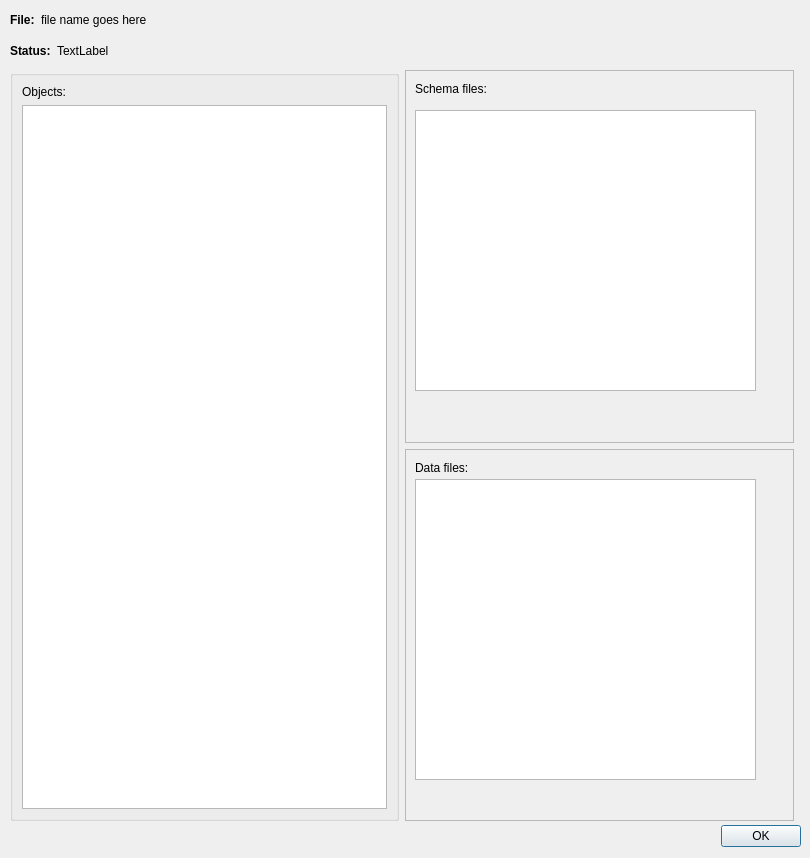
Above: ui/FileInfo.ui from DUNE-DAQ/dbe before the change. Below: the same form after it.
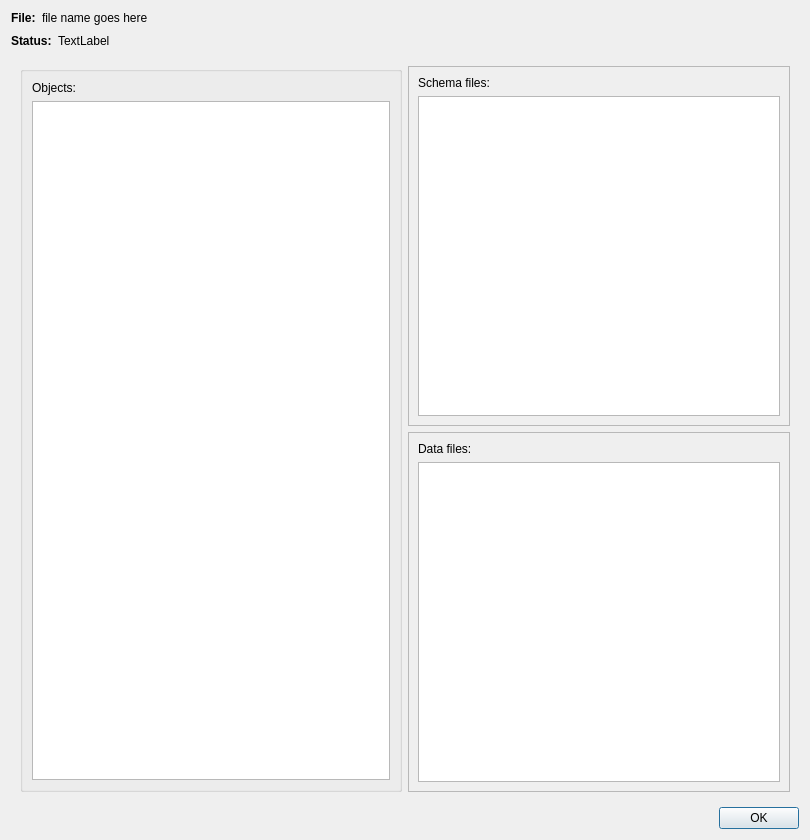
That is the form after the change.

Commit message: Make FileInfo a Widget rather than Dialog and make it resizable

Diff of the .ui file:
```diff
--- a/ui/FileInfo.ui
+++ b/ui/FileInfo.ui
@@ -7,36 +7,96 @@
     <x>0</x>
     <y>0</y>
     <width>810</width>
-    <height>858</height>
+    <height>840</height>
    </rect>
   </property>
   <property name="windowTitle">
    <string>File Info</string>
   </property>
-  <widget class="QDialogButtonBox" name="buttonBox">
-   <property name="geometry">
-    <rect>
-     <x>460</x>
-     <y>820</y>
-     <width>341</width>
-     <height>32</height>
-    </rect>
-   </property>
+  <layout class="QVBoxLayout" name="verticalLayout">
+   <item>
+    <layout class="QHBoxLayout" name="horizontalLayout_11">
+     <item>
+      <widget class="QLabel" name="label_17">
+       <property name="font">
+        <font>
+         <weight>75</weight>
+         <bold>true</bold>
+        </font>
+       </property>
+       <property name="text">
+        <string>File:</string>
+       </property>
+      </widget>
+     </item>
+     <item>
+      <widget class="QLabel" name="filename">
+       <property name="sizePolicy">
+        <sizepolicy hsizetype="Expanding" vsizetype="Preferred">
+         <horstretch>0</horstretch>
+         <verstretch>0</verstretch>
+        </sizepolicy>
+       </property>
+       <property name="text">
+        <string>file name goes here</string>
+       </property>
+       <property name="textFormat">
+        <enum>Qt::PlainText</enum>
+       </property>
+       <property name="wordWrap">
+        <bool>true</bool>
+       </property>
+       <property name="textInteractionFlags">
+        <set>Qt::LinksAccessibleByMouse|Qt::TextSelectableByMouse</set>
+       </property>
+      </widget>
+     </item>
+    </layout>
+   </item>
+   <item>
+    <layout class="QHBoxLayout" name="horizontalLayout_12">
+     <item>
+      <widget class="QLabel" name="lablel20">
+       <property name="font">
+        <font>
+         <weight>75</weight>
+         <bold>true</bold>
+        </font>
+       </property>
+       <property name="text">
+        <string>Status:</string>
+       </property>
+      </widget>
+     </item>
+     <item>
+      <widget class="QLabel" name="rstatus">
+       <property name="text">
+        <string>TextLabel</string>
+       </property>
+      </widget>
+     </item>
+     <item>
+      <spacer name="horizontalSpacer_5">
    <property name="orientation">
     <enum>Qt::Horizontal</enum>
    </property>
-   <property name="standardButtons">
-    <set>QDialogButtonBox::Ok</set>
-   </property>
-  </widget>
+       <property name="sizeHint" stdset="0">
+        <size>
+         <width>40</width>
+         <height>20</height>
+        </size>
+       </property>
+      </spacer>
+     </item>
+    </layout>
+   </item>
+   <item>
   <widget class="QWidget" name="widget_2" native="true">
-   <property name="geometry">
-    <rect>
-     <x>10</x>
-     <y>70</y>
-     <width>784</width>
-     <height>751</height>
-    </rect>
+     <property name="sizePolicy">
+      <sizepolicy hsizetype="Preferred" vsizetype="Expanding">
+       <horstretch>0</horstretch>
+       <verstretch>0</verstretch>
+      </sizepolicy>
    </property>
    <layout class="QHBoxLayout" name="horizontalLayout_10">
     <item>
@@ -85,7 +145,7 @@
       <item>
        <widget class="QFrame" name="frame">
         <property name="sizePolicy">
-         <sizepolicy hsizetype="Expanding" vsizetype="Preferred">
+           <sizepolicy hsizetype="Expanding" vsizetype="Expanding">
           <horstretch>0</horstretch>
           <verstretch>0</verstretch>
          </sizepolicy>
@@ -102,35 +162,24 @@
         <property name="frameShadow">
          <enum>QFrame::Raised</enum>
         </property>
+          <layout class="QVBoxLayout" name="verticalLayout_3">
+           <item>
         <widget class="QLabel" name="label_19">
-         <property name="geometry">
-          <rect>
-           <x>10</x>
-           <y>10</y>
-           <width>91</width>
-           <height>18</height>
-          </rect>
-         </property>
          <property name="text">
           <string>Schema files:</string>
          </property>
         </widget>
-        <widget class="QListWidget" name="schema_list">
-         <property name="geometry">
-          <rect>
-           <x>10</x>
-           <y>40</y>
-           <width>341</width>
-           <height>281</height>
-          </rect>
-         </property>
-        </widget>
+           </item>
+           <item>
+            <widget class="QListWidget" name="schema_list"/>
+           </item>
+          </layout>
        </widget>
       </item>
       <item>
        <widget class="QFrame" name="frame_7">
         <property name="sizePolicy">
-         <sizepolicy hsizetype="Expanding" vsizetype="Preferred">
+           <sizepolicy hsizetype="Expanding" vsizetype="Expanding">
           <horstretch>0</horstretch>
           <verstretch>0</verstretch>
          </sizepolicy>
@@ -147,127 +196,49 @@
         <property name="frameShadow">
          <enum>QFrame::Raised</enum>
         </property>
+          <layout class="QVBoxLayout" name="verticalLayout_2">
+           <item>
         <widget class="QLabel" name="label_21">
-         <property name="geometry">
-          <rect>
-           <x>10</x>
-           <y>10</y>
-           <width>91</width>
-           <height>18</height>
-          </rect>
-         </property>
          <property name="text">
           <string>Data files:</string>
          </property>
         </widget>
+           </item>
+           <item>
         <widget class="QListWidget" name="data_list">
-         <property name="geometry">
-          <rect>
-           <x>10</x>
-           <y>30</y>
-           <width>341</width>
-           <height>301</height>
-          </rect>
-         </property>
-        </widget>
-       </widget>
-      </item>
-     </layout>
-    </item>
-   </layout>
-  </widget>
-  <widget class="QWidget" name="layoutWidget">
-   <property name="geometry">
-    <rect>
-     <x>10</x>
-     <y>10</y>
-     <width>781</width>
-     <height>20</height>
-    </rect>
-   </property>
-   <layout class="QHBoxLayout" name="horizontalLayout_11">
-    <item>
-     <widget class="QLabel" name="label_17">
-      <property name="font">
-       <font>
-        <weight>75</weight>
-        <bold>true</bold>
-       </font>
-      </property>
-      <property name="text">
-       <string>File:</string>
-      </property>
-     </widget>
-    </item>
-    <item>
-     <widget class="QLabel" name="filename">
       <property name="sizePolicy">
-       <sizepolicy hsizetype="Expanding" vsizetype="Preferred">
+              <sizepolicy hsizetype="Expanding" vsizetype="MinimumExpanding">
         <horstretch>0</horstretch>
         <verstretch>0</verstretch>
        </sizepolicy>
       </property>
-      <property name="text">
-       <string>file name goes here</string>
-      </property>
-      <property name="textFormat">
-       <enum>Qt::PlainText</enum>
-      </property>
-      <property name="wordWrap">
-       <bool>true</bool>
-      </property>
-      <property name="textInteractionFlags">
-       <set>Qt::LinksAccessibleByMouse|Qt::TextSelectableByMouse</set>
-      </property>
-     </widget>
-    </item>
-   </layout>
-  </widget>
-  <widget class="QWidget" name="layoutWidget_2">
-   <property name="geometry">
-    <rect>
-     <x>10</x>
-     <y>40</y>
-     <width>781</width>
-     <height>22</height>
-    </rect>
-   </property>
-   <layout class="QHBoxLayout" name="horizontalLayout_12">
-    <item>
-     <widget class="QLabel" name="lablel20">
-      <property name="font">
-       <font>
-        <weight>75</weight>
-        <bold>true</bold>
-       </font>
-      </property>
-      <property name="text">
-       <string>Status:</string>
-      </property>
-     </widget>
-    </item>
-    <item>
-     <widget class="QLabel" name="rstatus">
-      <property name="text">
-       <string>TextLabel</string>
-      </property>
-     </widget>
-    </item>
-    <item>
-     <spacer name="horizontalSpacer_5">
-      <property name="orientation">
-       <enum>Qt::Horizontal</enum>
-      </property>
-      <property name="sizeHint" stdset="0">
+             <property name="sizeIncrement">
        <size>
-        <width>40</width>
+               <width>0</width>
         <height>20</height>
        </size>
       </property>
-     </spacer>
+            </widget>
     </item>
    </layout>
   </widget>
+        </item>
+       </layout>
+      </item>
+     </layout>
+    </widget>
+   </item>
+   <item>
+    <widget class="QDialogButtonBox" name="buttonBox">
+     <property name="orientation">
+      <enum>Qt::Horizontal</enum>
+     </property>
+     <property name="standardButtons">
+      <set>QDialogButtonBox::Ok</set>
+     </property>
+    </widget>
+   </item>
+  </layout>
  </widget>
  <resources/>
  <connections>
```
Lines whose indentation alone changed are shown as unchanged. The commit also changes 1 other file.
